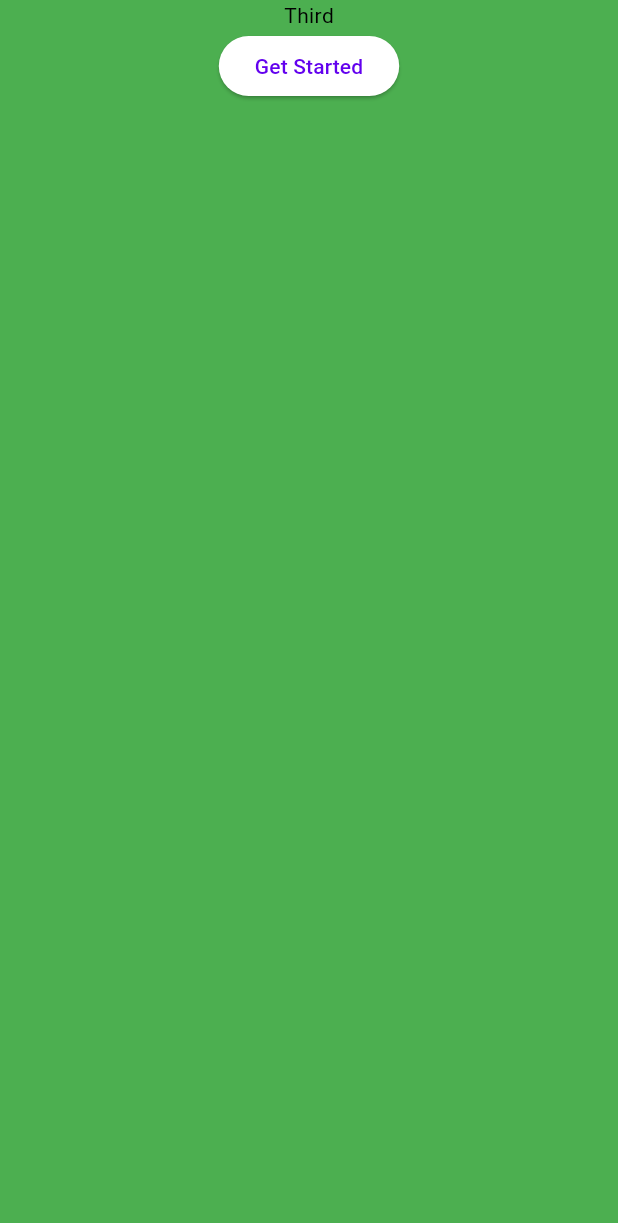
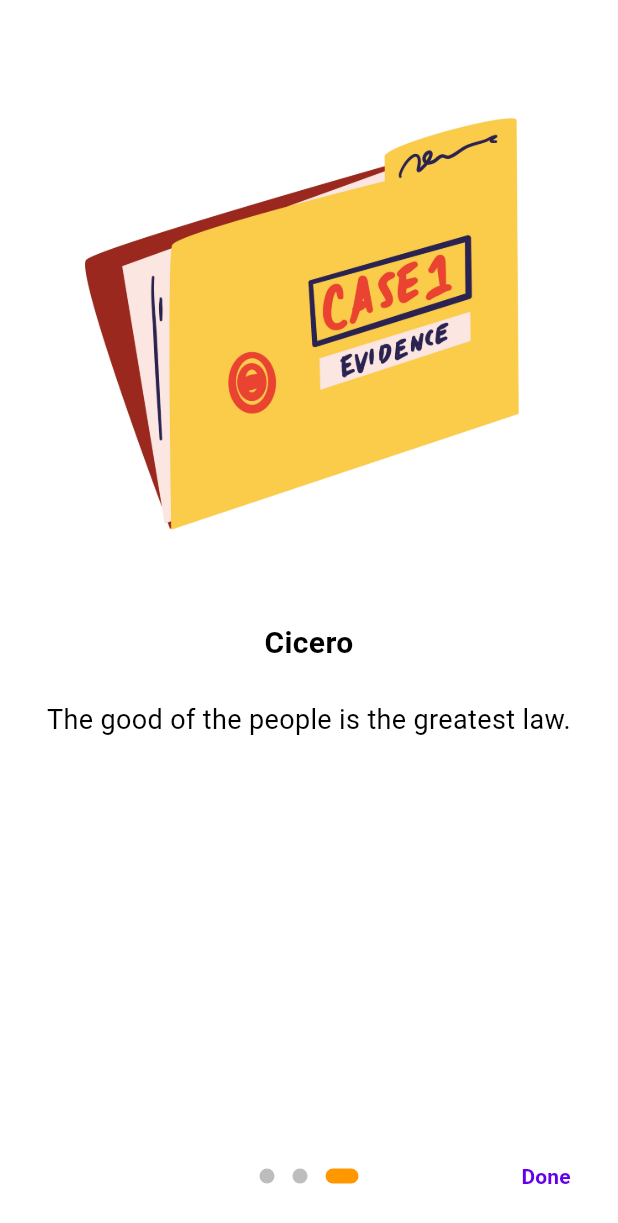
Before and after one commit to SoumyadeepOSD/SIH_2023_Project, a Flutter app: the screen it shows after launch, swiped to page 3, on a phone screen of 412 x 824 dp. Shown: the top 1223 px of the screen. Run offline on Flutter 3.47's test engine with Material 2 defaults, Android fonts, the phone set to English and light mode, and no system bars; drawn by our look-alikes of introduction_screen; our stand-ins replace cloud_firestore, file_picker, firebase_auth, firebase_core, firebase_storage, google_nav_bar; missing offline and left inert: flutter_phone_direct_caller, mongo_dart; accounts and stored records are empty.

Commit message:
onboarding page change

```diff
--- a/lib/Frontend/pages/onboarding.dart
+++ b/lib/Frontend/pages/onboarding.dart
@@ -1,8 +1,11 @@
 import 'package:flutter/material.dart';
 import 'package:flutter/services.dart';
+import 'package:introduction_screen/introduction_screen.dart';
 import 'package:sih_2023/Frontend/pages/auth/login.dart';
 import 'package:sih_2023/Frontend/pages/auth/signup.dart';
 import 'package:sih_2023/Frontend/pages/homepage.dart';
+
+import '../../widgets/build_images.dart';
 
 class OnboardingScreen extends StatefulWidget {
   const OnboardingScreen({super.key});
@@ -26,47 +29,74 @@ class _OnboardingScreenState extends State<OnboardingScreen> {
       SystemUiOverlayStyle.dark.copyWith(statusBarColor: Colors.transparent),
     );
     return Scaffold(
-      body: SafeArea(
-        child: PageView(
-          children: [
-            //change onboarding screen...
-            Container(
-              color: Colors.red,
-              child: const Center(
-                child: Text("First"),
-              ),
-            ),
-            Container(
-              color: Colors.blue,
-              child: const Center(
-                child: Text("Second"),
-              ),
-            ),
-            Container(
-              color: Colors.green,
-              child: Center(
-                child: Column(
-                  children: [
-                    const Text("Third"),
-                    ElevatedButton(
-                      onPressed: () {
-                        Navigator.of(context).pushReplacement(
-                          MaterialPageRoute(
-                            builder: (context) => const Login(),
-                          ),
-                        );
-                      },
-                      child: const Text(
-                        "Get Started",
-                      ),
-                    ),
-                  ],
-                ),
-              ),
-            )
-          ],
-        ),
+      body: IntroductionScreen(
+        pages: [
+          PageViewModel(
+            title: 'Aristotle',
+            body:
+            'The law is reason, free from passion.',
+            image: const BuildImages(image: 'assets/images/image1.jpg'),
+            decoration: getPageDecoration(),
+          ),
+          PageViewModel(
+            title: 'John Locke',
+            body:
+            'Where there is no law, there is no freedom.',
+            image: const BuildImages(image: 'assets/images/image2.jpg'),
+            decoration: getPageDecoration(),
+          ),
+          PageViewModel(
+            title: 'Cicero',
+            body:
+            'The good of the people is the greatest law.',
+            image: const BuildImages(image: 'assets/images/image3.jpg'),
+          )
+        ],
+        next: const Icon(Icons.arrow_forward),
+        done: const Text('Done', style: TextStyle(fontWeight: FontWeight.bold)),
+        onDone: () => goToHome(context),
+        showSkipButton: true,
+        skip: const Text('Skip'),
+        // onSkip: () => print('skip'),
+        // showBackButton: true,
+        // back: const Icon(Icons.arrow_back),
+        dotsDecorator: getDotDecoration(),
+        nextFlex: 0,
+        skipOrBackFlex: 0,
+        animationDuration: 500,
+        isProgressTap: true,
+        isProgress: true,
+        // freeze: false,
+        onChange: (index) => print(index),
       ),
     );
   }
+
+  PageDecoration getPageDecoration() {
+    return const PageDecoration(
+      titleTextStyle: TextStyle(fontSize: 28, fontWeight: FontWeight.w600),
+      bodyTextStyle: TextStyle(fontSize: 20),
+      imagePadding: EdgeInsets.all(24),
+      titlePadding: EdgeInsets.zero,
+      bodyPadding: EdgeInsets.all(20),
+      pageColor: Colors.white,
+    );
+  }
+
+  DotsDecorator getDotDecoration() {
+    return DotsDecorator(
+        color: const Color(0xFFBDBDBD),
+        size: const Size(10, 10),
+        activeSize: const Size(22, 10),
+        activeColor: Colors.orange,
+        activeShape:
+        RoundedRectangleBorder(borderRadius: BorderRadius.circular(24)));
+  }
+
+  void goToHome(context) {
+    Navigator.pushReplacement(
+      context,
+      MaterialPageRoute(builder: (context) => const Login()),
+    );
+  }
 }
--- /dev/null
+++ b/lib/widgets/build_images.dart
@@ -0,0 +1,11 @@
+import 'package:flutter/material.dart';
+
+class BuildImages extends StatelessWidget {
+  const BuildImages({Key? key, required this.image}) : super(key: key);
+
+  final String image;
+  @override
+  Widget build(BuildContext context) {
+    return Image(image: AssetImage(image), width: 350);
+  }
+}
--- a/pubspec.yaml
+++ b/pubspec.yaml
@@ -32,6 +32,8 @@ dependencies:
     sdk: flutter
 
 
+
+
   # The following adds the Cupertino Icons font to your application.
   # Use with the CupertinoIcons class for iOS style icons.
   cupertino_icons: ^1.0.2
@@ -46,6 +48,7 @@ dependencies:
   firebase_storage: ^11.2.6
   provider: ^6.0.5
   flutter_phone_direct_caller: ^2.1.1
+
 
 dev_dependencies:
   flutter_test:
```
Also changed, not shown: assets/images/image1.jpg (added), assets/images/image2.jpg (added), assets/images/image3.jpg (added).
